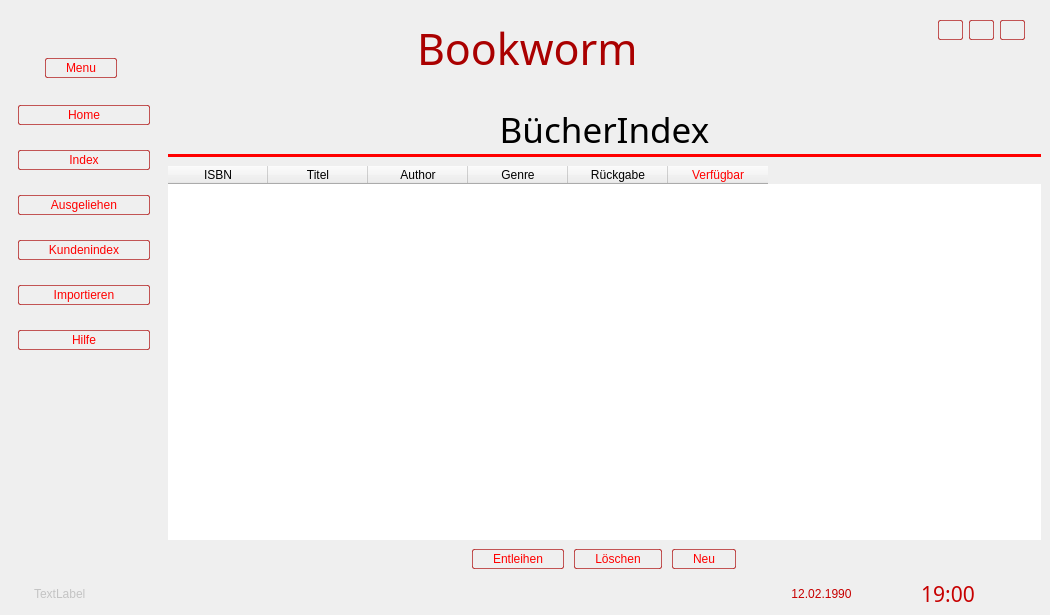
sera619/Bookworm-Bookmanagementsystem, file res/mainui.ui: the form before one commit.
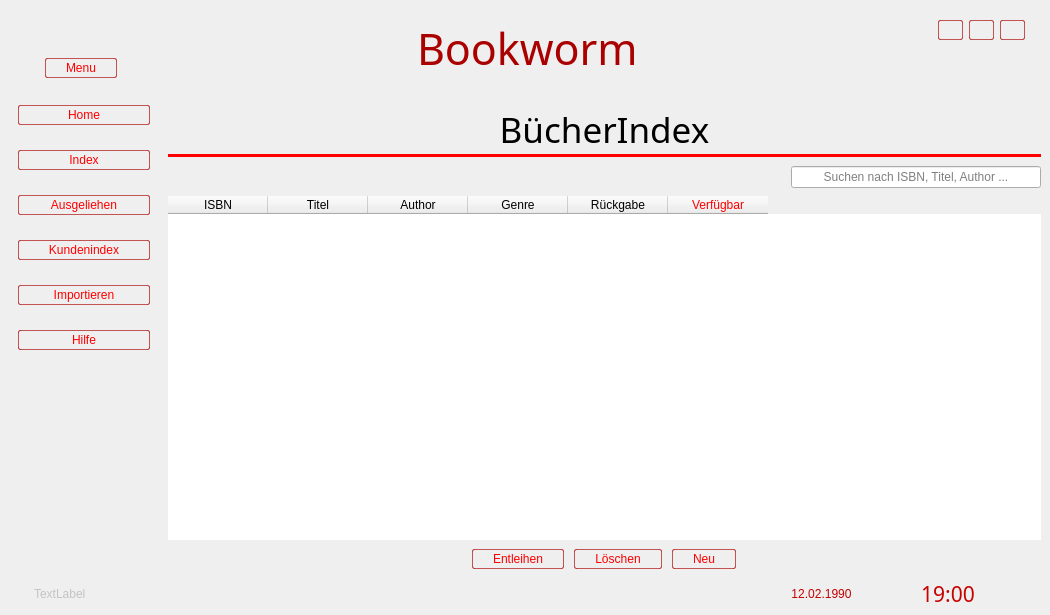
The form after the commit. The open tabs and pages were chosen to show the change. Icons and pictures are not drawn.

Commit message: add search inputs for user/books

Diff of the .ui file:
```diff
--- a/res/mainui.ui
+++ b/res/mainui.ui
@@ -1979,7 +1979,7 @@
                    </property>
                    <layout class="QVBoxLayout" name="verticalLayout_34">
                     <property name="spacing">
-                     <number>0</number>
+                     <number>8</number>
                     </property>
                     <property name="leftMargin">
                      <number>0</number>
@@ -1993,6 +1993,25 @@
                     <property name="bottomMargin">
                      <number>9</number>
                     </property>
+                    <item alignment="Qt::AlignRight">
+                     <widget class="QLineEdit" name="indexSearchInput">
+                      <property name="minimumSize">
+                       <size>
+                        <width>250</width>
+                        <height>0</height>
+                       </size>
+                      </property>
+                      <property name="text">
+                       <string/>
+                      </property>
+                      <property name="alignment">
+                       <set>Qt::AlignCenter</set>
+                      </property>
+                      <property name="placeholderText">
+                       <string>Suchen nach ISBN, Titel, Author ...</string>
+                      </property>
+                     </widget>
+                    </item>
                     <item>
                      <widget class="QTableWidget" name="indexTable">
                       <property name="inputMethodHints">
```
Left out of the diff: 37 changed lines with no effect on the pictures. The commit also changes 1 other file.
